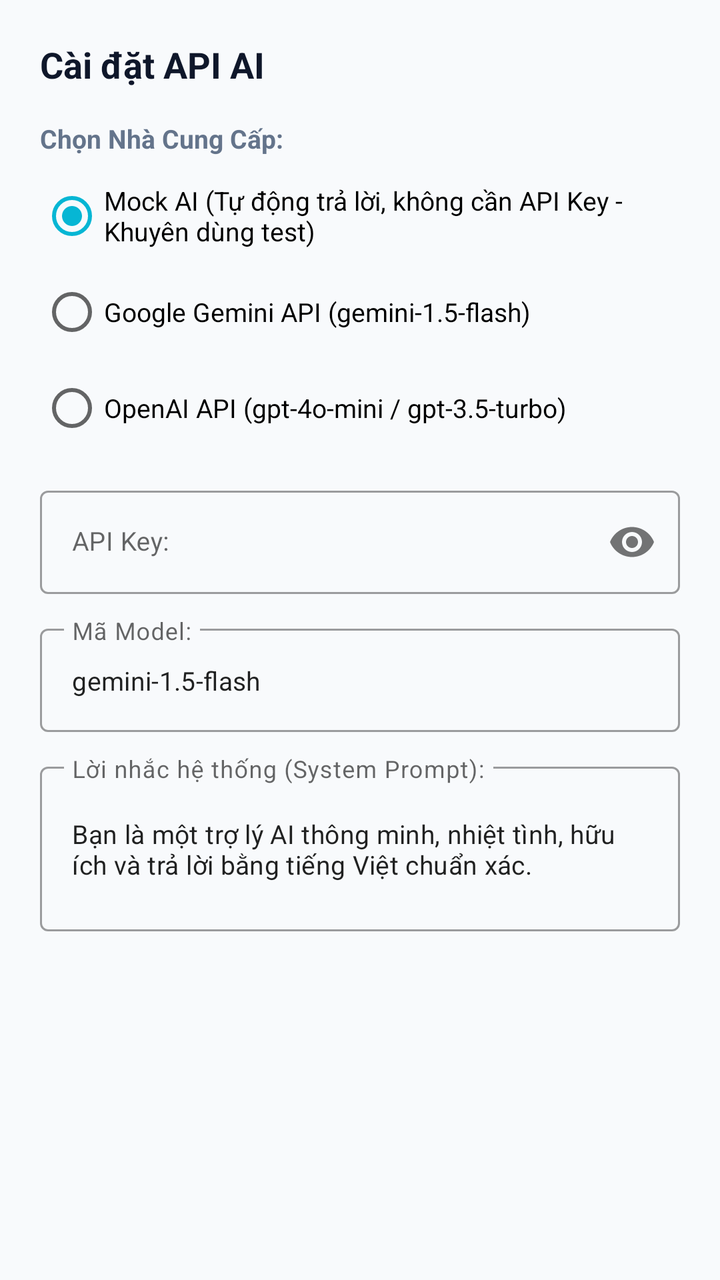
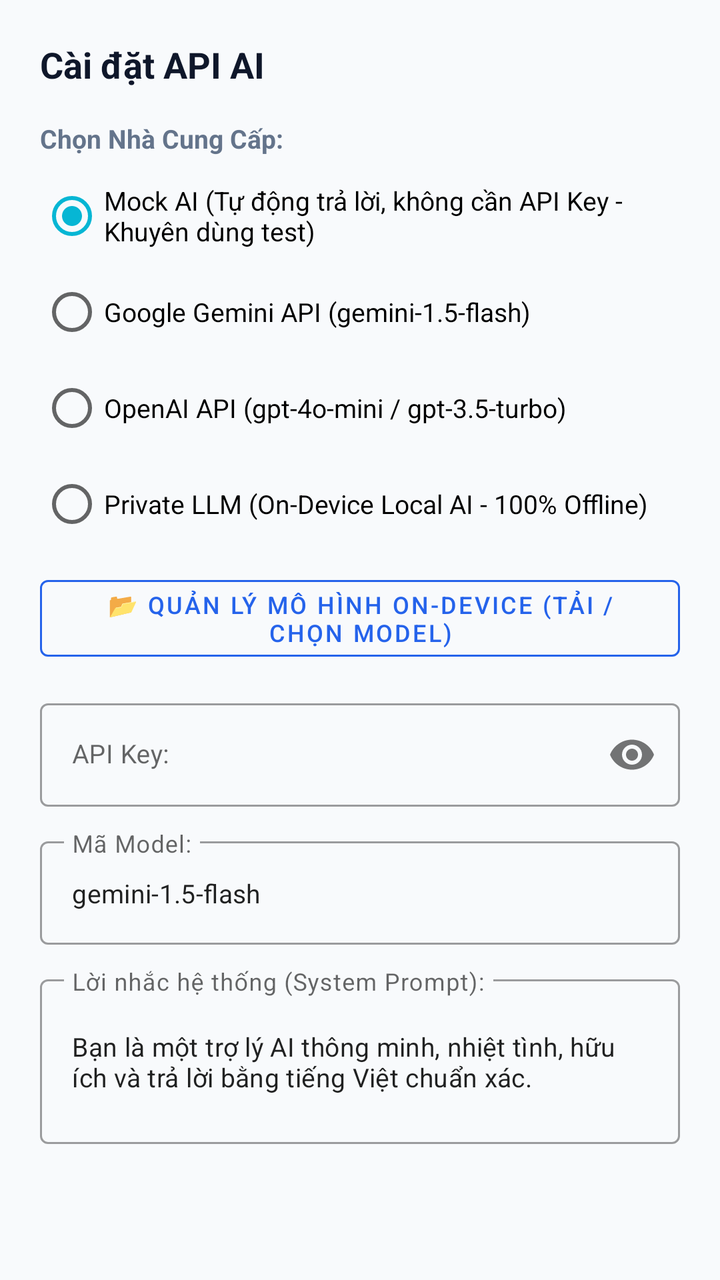

The first picture is an Android layout as it rendered before a commit; the second is the same layout after the commit. The layout source and the unified diff follow.
<!-- AndroidManifest.xml: application theme Theme.ChatAiAdr -->
<!-- res/layout/dialog_settings.xml -->
<?xml version="1.0" encoding="utf-8"?>
<ScrollView xmlns:android="http://schemas.android.com/apk/res/android"
    xmlns:app="http://schemas.android.com/apk/res-auto"
    android:layout_width="match_parent"
    android:layout_height="wrap_content"
    android:padding="20dp">

    <LinearLayout
        android:layout_width="match_parent"
        android:layout_height="wrap_content"
        android:orientation="vertical">

        <TextView
            android:layout_width="wrap_content"
            android:layout_height="wrap_content"
            android:text="@string/settings_title"
            android:textColor="@color/text_primary"
            android:textSize="18sp"
            android:textStyle="bold" />

        <TextView
            android:layout_width="wrap_content"
            android:layout_height="wrap_content"
            android:layout_marginTop="16dp"
            android:text="@string/label_provider"
            android:textColor="@color/text_secondary"
            android:textSize="13sp"
            android:textStyle="bold" />

        <RadioGroup
            android:id="@+id/rgProvider"
            android:layout_width="match_parent"
            android:layout_height="wrap_content"
            android:layout_marginTop="6dp">

            <RadioButton
                android:id="@+id/rbMockAi"
                android:layout_width="wrap_content"
                android:layout_height="wrap_content"
                android:checked="true"
                android:text="Mock AI (Tự động trả lời, không cần API Key - Khuyên dùng test)"
                android:textSize="13sp" />

            <RadioButton
                android:id="@+id/rbGemini"
                android:layout_width="wrap_content"
                android:layout_height="wrap_content"
                android:text="Google Gemini API (gemini-1.5-flash)"
                android:textSize="13sp" />

            <RadioButton
                android:id="@+id/rbOpenAi"
                android:layout_width="wrap_content"
                android:layout_height="wrap_content"
                android:text="OpenAI API (gpt-4o-mini / gpt-3.5-turbo)"
                android:textSize="13sp" />
        </RadioGroup>

        
        <com.google.android.material.textfield.TextInputLayout
            android:id="@+id/tilApiKey"
            style="@style/Widget.MaterialComponents.TextInputLayout.OutlinedBox"
            android:layout_width="match_parent"
            android:layout_height="wrap_content"
            android:layout_marginTop="12dp"
            android:hint="@string/label_api_key"
            app:passwordToggleEnabled="true">

            <com.google.android.material.textfield.TextInputEditText
                android:id="@+id/edtApiKey"
                android:layout_width="match_parent"
                android:layout_height="wrap_content"
                android:inputType="textPassword"
                android:textSize="13sp" />
        </com.google.android.material.textfield.TextInputLayout>

        
        <com.google.android.material.textfield.TextInputLayout
            android:id="@+id/tilModelName"
            style="@style/Widget.MaterialComponents.TextInputLayout.OutlinedBox"
            android:layout_width="match_parent"
            android:layout_height="wrap_content"
            android:layout_marginTop="12dp"
            android:hint="@string/label_model">

            <com.google.android.material.textfield.TextInputEditText
                android:id="@+id/edtModelName"
                android:layout_width="match_parent"
                android:layout_height="wrap_content"
                android:singleLine="true"
                android:text="gemini-1.5-flash"
                android:textSize="13sp" />
        </com.google.android.material.textfield.TextInputLayout>

        
        <com.google.android.material.textfield.TextInputLayout
            style="@style/Widget.MaterialComponents.TextInputLayout.OutlinedBox"
            android:layout_width="match_parent"
            android:layout_height="wrap_content"
            android:layout_marginTop="12dp"
            android:hint="@string/label_system_prompt">

            <com.google.android.material.textfield.TextInputEditText
                android:id="@+id/edtSystemPrompt"
                android:layout_width="match_parent"
                android:layout_height="wrap_content"
                android:lines="3"
                android:text="@string/default_system_prompt"
                android:textSize="13sp" />
        </com.google.android.material.textfield.TextInputLayout>

    </LinearLayout>
</ScrollView>
<!-- resources referenced by this layout -->
<resources>
  <color name="text_primary">#0F172A</color>
  <color name="text_secondary">#64748B</color>
  <string name="default_system_prompt">Bạn là một trợ lý AI thông minh, nhiệt tình, hữu ích và trả lời bằng tiếng Việt chuẩn xác.</string>
  <string name="label_api_key">API Key:</string>
  <string name="label_model">Mã Model:</string>
  <string name="label_provider">Chọn Nhà Cung Cấp:</string>
  <string name="label_system_prompt">Lời nhắc hệ thống (System Prompt):</string>
  <string name="settings_title">Cài đặt API AI</string>
  <style name="Theme.ChatAiAdr" parent="Theme.MaterialComponents.DayNight.NoActionBar">
          <item name="colorPrimary">@color/primary</item>
          <item name="colorPrimaryVariant">@color/primary_dark</item>
          <item name="colorOnPrimary">@color/bg_card</item>
          <item name="colorSecondary">@color/accent</item>
          <item name="android:statusBarColor">@color/primary_dark</item>
          <item name="android:windowBackground">@color/bg_screen</item>
      </style>
  <color name="primary">#2563EB</color>
  <color name="primary_dark">#1D4ED8</color>
  <color name="bg_card">#FFFFFF</color>
  <color name="accent">#06B6D4</color>
  <color name="bg_screen">#F8FAFC</color>
</resources>

<!-- the commit's change to res/layout/dialog_settings.xml (unified diff, before → after) -->
@@ -54,7 +54,26 @@
                 android:layout_height="wrap_content"
                 android:text="OpenAI API (gpt-4o-mini / gpt-3.5-turbo)"
                 android:textSize="13sp" />
+
+            <RadioButton
+                android:id="@+id/rbLocalLlm"
+                android:layout_width="wrap_content"
+                android:layout_height="wrap_content"
+                android:text="Private LLM (On-Device Local AI - 100% Offline)"
+                android:textSize="13sp" />
         </RadioGroup>
+
+        
+        <com.google.android.material.button.MaterialButton
+            android:id="@+id/btnOpenModelManager"
+            style="@style/Widget.MaterialComponents.Button.OutlinedButton"
+            android:layout_width="match_parent"
+            android:layout_height="wrap_content"
+            android:layout_marginTop="8dp"
+            android:text="📂 Quản lý Mô hình On-Device (Tải / Chọn Model)"
+            android:textColor="@color/primary"
+            app:strokeColor="@color/primary"
+            android:textSize="12sp" />
 
         
         <com.google.android.material.textfield.TextInputLayout
<!-- resource entries referenced after the edit -->
@@ -1,5 +1,6 @@
 <!-- resources referenced by this layout -->
 <resources>
+  <color name="primary">#2563EB</color>
   <color name="text_primary">#0F172A</color>
   <color name="text_secondary">#64748B</color>
   <string name="default_system_prompt">Bạn là một trợ lý AI thông minh, nhiệt tình, hữu ích và trả lời bằng tiếng Việt chuẩn xác.</string>
@@ -16,7 +17,6 @@
           <item name="android:statusBarColor">@color/primary_dark</item>
           <item name="android:windowBackground">@color/bg_screen</item>
       </style>
-  <color name="primary">#2563EB</color>
   <color name="primary_dark">#1D4ED8</color>
   <color name="bg_card">#FFFFFF</color>
   <color name="accent">#06B6D4</color>
